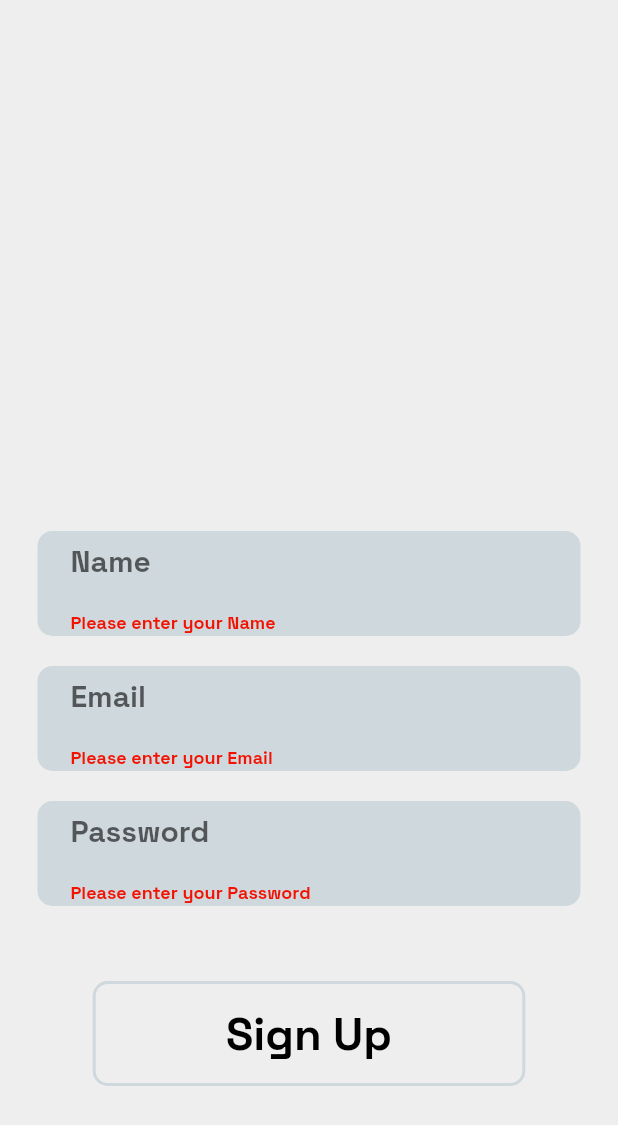
After one commit to dev-vickie/shujaa, a Flutter app: the SignupScreen screen opened directly, after a tap on "Sign Up", on a phone screen of 412 x 824 dp. The commit adds this screen. Shown: the top 1125 px of the screen. Run offline on Flutter 3.47's test engine with Material 2 defaults, Android fonts, the phone set to English and light mode, and no system bars; our stand-ins replace cached_network_image, google_fonts, hive, hive_flutter, page_transition; accounts and stored records are empty; network calls fail.

Commit message:
signup ui

```diff
--- /dev/null
+++ b/lib/views/auth/signup_screen.dart
@@ -0,0 +1,98 @@
+import 'package:flutter/material.dart';
+import 'package:google_fonts/google_fonts.dart';
+
+import '../../widgets/custom_textfield.dart';
+
+class SignupScreen extends StatefulWidget {
+  const SignupScreen({super.key});
+
+  @override
+  State<SignupScreen> createState() => _SignupScreenState();
+}
+
+class _SignupScreenState extends State<SignupScreen> {
+  final emailController = TextEditingController();
+  final passwordController = TextEditingController();
+  final confirmPasswordController = TextEditingController();
+  final nameController = TextEditingController();
+  final _formKey = GlobalKey<FormState>();
+
+  @override
+  void dispose() {
+    emailController.dispose();
+    passwordController.dispose();
+    confirmPasswordController.dispose();
+    nameController.dispose();
+    super.dispose();
+  }
+
+  @override
+  Widget build(BuildContext context) {
+    return Scaffold(
+      backgroundColor: Colors.grey[200],
+      body: SafeArea(
+        child: SingleChildScrollView(
+          child: Form(
+            key: _formKey,
+            child: Padding(
+              padding: const EdgeInsets.symmetric(horizontal: 25),
+              child: SizedBox(
+                height: MediaQuery.of(context).size.height,
+                width: MediaQuery.of(context).size.width,
+                child: Column(
+                  mainAxisAlignment: MainAxisAlignment.end,
+                  crossAxisAlignment: CrossAxisAlignment.center,
+                  children: [
+                    const SizedBox(height: 20),
+                    CustomTextField(controller: nameController, hint: "Name"),
+                    const SizedBox(height: 20),
+                    CustomTextField(
+                      controller: emailController,
+                      hint: 'Email',
+                    ),
+                    const SizedBox(height: 20),
+                    CustomTextField(
+                        controller: passwordController, hint: "Password"),
+                    const SizedBox(height: 50),
+                    GestureDetector(
+                      onTap: () {
+                        if (_formKey.currentState!.validate()) {
+                          ScaffoldMessenger.of(context).showSnackBar(
+                            const SnackBar(content: Text('Processing Data')),
+                          );
+                        }
+                      },
+                      child: Container(
+                        height: 70,
+                        width: MediaQuery.of(context).size.width * 0.7,
+                        decoration: BoxDecoration(
+                          border: Border.all(
+                            color: const Color.fromRGBO(207, 216, 220, 1),
+                            width: 2,
+                          ),
+                          // color: Colors.blueGrey[100],
+                          borderRadius: BorderRadius.circular(10),
+                        ),
+                        child: Center(
+                          child: Text(
+                            'Sign Up',
+                            style: GoogleFonts.spaceGrotesk(
+                              color: Colors.black,
+                              fontSize: 30,
+                              fontWeight: FontWeight.bold,
+                            ),
+                          ),
+                        ),
+                      ),
+                    ),
+                    const SizedBox(height: 100),
+                  ],
+                ),
+              ),
+            ),
+          ),
+        ),
+      ),
+    );
+  }
+}
--- a/lib/views/homepage.dart
+++ b/lib/views/homepage.dart
@@ -1,8 +1,6 @@
 import 'package:flutter/material.dart';
 import 'package:google_fonts/google_fonts.dart';
-import 'package:shujaa/fetch_service.dart';
-
-import '../models/county_model.dart';
+import 'package:shujaa/views/auth/signup_screen.dart';
 import 'view_all_counties.dart';
 
 class CountyList extends StatefulWidget {
@@ -13,11 +11,6 @@ class CountyList extends StatefulWidget {
 }
 
 class _CountyListState extends State<CountyList> {
-  @override
-  void initState() {
-    super.initState();
-  }
-
   @override
   Widget build(BuildContext context) {
     return Scaffold(
@@ -60,17 +53,18 @@ class _CountyListState extends State<CountyList> {
                               mainAxisAlignment: MainAxisAlignment.end,
                               children: <Widget>[
                                 IconButton(
-                                  onPressed: () {},
+                                  onPressed: () {
+                                    Navigator.of(context).push(
+                                      MaterialPageRoute(
+                                        builder: (context) =>
+                                            const SignupScreen(),
+                                      ),
+                                    );
+                                  },
                                   icon: const Icon(
-                                    Icons.menu,
+                                    Icons.person_add,
                                     color: Colors.white,
-                                  ),
-                                ),
-                                IconButton(
-                                  onPressed: () {},
-                                  icon: const Icon(
-                                    Icons.flag,
-                                    color: Colors.white,
+                                    size: 28,
                                   ),
                                 ),
                               ],
--- a/lib/views/view_all_counties.dart
+++ b/lib/views/view_all_counties.dart
@@ -1,5 +1,6 @@
 // ignore_for_file: prefer_const_constructors, prefer_const_literals_to_create_immutables
 
+import 'package:cached_network_image/cached_network_image.dart';
 import 'package:flutter/material.dart';
 import 'package:google_fonts/google_fonts.dart';
 import 'package:shujaa/fetch_service.dart';
@@ -75,10 +76,18 @@ class _ViewAllCountiesState extends State<ViewAllCounties> {
                                     height: 110,
                                     decoration: BoxDecoration(
                                       color: Colors.grey[200],
-                                      image: DecorationImage(
-                                        image: NetworkImage(county.flagUrl),
-                                        fit: BoxFit.fill,
+                                    ),
+                                    child: CachedNetworkImage(
+                                      imageUrl: county.flagUrl,
+                                      fit: BoxFit.cover,
+                                      progressIndicatorBuilder:
+                                          (context, url, downloadProgress) =>
+                                              Center(
+                                        child: CircularProgressIndicator(
+                                            value: downloadProgress.progress),
                                       ),
+                                      errorWidget: (context, url, error) =>
+                                          const Icon(Icons.error),
                                     ),
                                   ),
                                 ),
--- /dev/null
+++ b/lib/widgets/custom_textfield.dart
@@ -0,0 +1,51 @@
+import 'package:flutter/material.dart';
+import 'package:google_fonts/google_fonts.dart';
+
+class CustomTextField extends StatelessWidget {
+  final String hint;
+  final TextEditingController controller;
+
+  const CustomTextField({super.key,required this.controller,required this.hint});
+
+  @override
+  Widget build(BuildContext context) {
+    return Container(
+      height: 70,
+      width: MediaQuery.of(context).size.width,
+      padding: const EdgeInsets.symmetric(horizontal: 20),
+      decoration: BoxDecoration(
+        border: Border.all(
+          color: const Color.fromRGBO(207, 216, 220, 1),
+          width: 2,
+        ),
+        color: Colors.blueGrey[100],
+        borderRadius: BorderRadius.circular(10),
+      ),
+      child: Center(
+        child: TextFormField(
+          controller: controller,
+          decoration: InputDecoration(
+            hintText: hint,
+            border: InputBorder.none,
+            errorStyle: GoogleFonts.spaceGrotesk(
+              color: const Color.fromARGB(255, 243, 18, 2),
+              fontSize: 12,
+              fontWeight: FontWeight.bold,
+            ),
+          ),
+          validator: (value) {
+            if (value == null || value.isEmpty) {
+              return 'Please enter your $hint';
+            }
+            return null;
+          },
+          style: GoogleFonts.spaceGrotesk(
+            color: Colors.black,
+            fontWeight: FontWeight.bold,
+            fontSize: 20,
+          ),
+        ),
+      ),
+    );
+  }
+}
--- a/pubspec.yaml
+++ b/pubspec.yaml
@@ -16,6 +16,7 @@ dependencies:
   page_transition: ^2.0.9
   hive: ^2.2.3
   hive_flutter: ^1.1.0
+  cached_network_image: ^3.2.3
 
 
 dev_dependencies:
```
Also changed, not shown: pubspec.lock.
